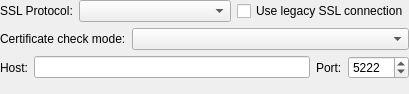
Before: the Qt Designer form src/plugins/defaultconnection/connectionoptionswidget.ui in vacuum-im/vacuum-im, drawn with Qt 5.
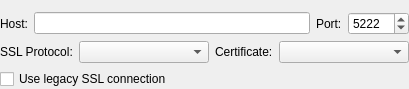
After: the same form once the commit is applied.

```diff
--- a/src/plugins/defaultconnection/connectionoptionswidget.ui
+++ b/src/plugins/defaultconnection/connectionoptionswidget.ui
@@ -7,7 +7,7 @@
     <x>0</x>
     <y>0</y>
     <width>409</width>
-    <height>94</height>
+    <height>89</height>
    </rect>
   </property>
   <layout class="QVBoxLayout" name="verticalLayout">
@@ -15,53 +15,7 @@
     <number>0</number>
    </property>
    <item>
-    <layout class="QHBoxLayout" name="horizontalLayout_2">
-     <item>
-      <widget class="QLabel" name="lblSslProtocol">
-       <property name="text">
-        <string>SSL Protocol:</string>
-       </property>
-      </widget>
-     </item>
-     <item>
-      <widget class="QComboBox" name="cmbSslProtocol">
-       <property name="sizePolicy">
-        <sizepolicy hsizetype="Expanding" vsizetype="Fixed">
-         <horstretch>0</horstretch>
-         <verstretch>0</verstretch>
-        </sizepolicy>
-       </property>
-      </widget>
-     </item>
-     <item>
-      <widget class="QCheckBox" name="chbUseLegacySSL">
-       <property name="text">
-        <string>Use legacy SSL connection</string>
-       </property>
-      </widget>
-     </item>
-    </layout>
-   </item>
-   <item>
-    <layout class="QHBoxLayout" name="horizontalLayout">
-     <item>
-      <widget class="QLabel" name="lblCertCheckMode">
-       <property name="text">
-        <string>Certificate check mode:</string>
-       </property>
-      </widget>
-     </item>
-     <item>
-      <widget class="QComboBox" name="cmbCertCheckMode">
-       <property name="sizePolicy">
-        <sizepolicy hsizetype="Expanding" vsizetype="Fixed">
-         <horstretch>0</horstretch>
-         <verstretch>0</verstretch>
-        </sizepolicy>
-       </property>
-      </widget>
-     </item>
-    </layout>
+    <widget class="QWidget" name="wdtProxy" native="true"/>
    </item>
    <item>
     <layout class="QHBoxLayout">
@@ -119,7 +73,49 @@
     </layout>
    </item>
    <item>
-    <widget class="QWidget" name="wdtProxy" native="true"/>
+    <layout class="QHBoxLayout" name="horizontalLayout_2">
+     <item>
+      <widget class="QLabel" name="lblSslProtocol">
+       <property name="text">
+        <string>SSL Protocol:</string>
+       </property>
+      </widget>
+     </item>
+     <item>
+      <widget class="QComboBox" name="cmbSslProtocol">
+       <property name="sizePolicy">
+        <sizepolicy hsizetype="Expanding" vsizetype="Fixed">
+         <horstretch>0</horstretch>
+         <verstretch>0</verstretch>
+        </sizepolicy>
+       </property>
+      </widget>
+     </item>
+     <item>
+      <widget class="QLabel" name="lblCertCheckMode">
+       <property name="text">
+        <string>Certificate:</string>
+       </property>
+      </widget>
+     </item>
+     <item>
+      <widget class="QComboBox" name="cmbCertCheckMode">
+       <property name="sizePolicy">
+        <sizepolicy hsizetype="Expanding" vsizetype="Fixed">
+         <horstretch>0</horstretch>
+         <verstretch>0</verstretch>
+        </sizepolicy>
+       </property>
+      </widget>
+     </item>
+    </layout>
+   </item>
+   <item>
+    <widget class="QCheckBox" name="chbUseLegacySSL">
+     <property name="text">
+      <string>Use legacy SSL connection</string>
+     </property>
+    </widget>
    </item>
   </layout>
  </widget>
```
